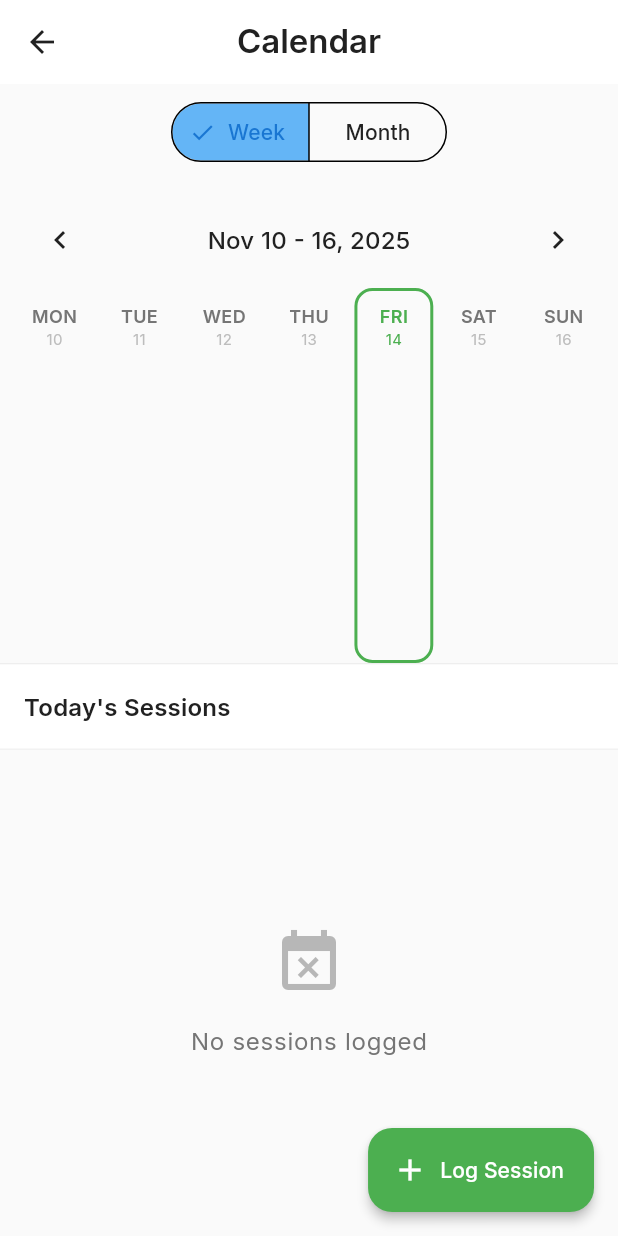
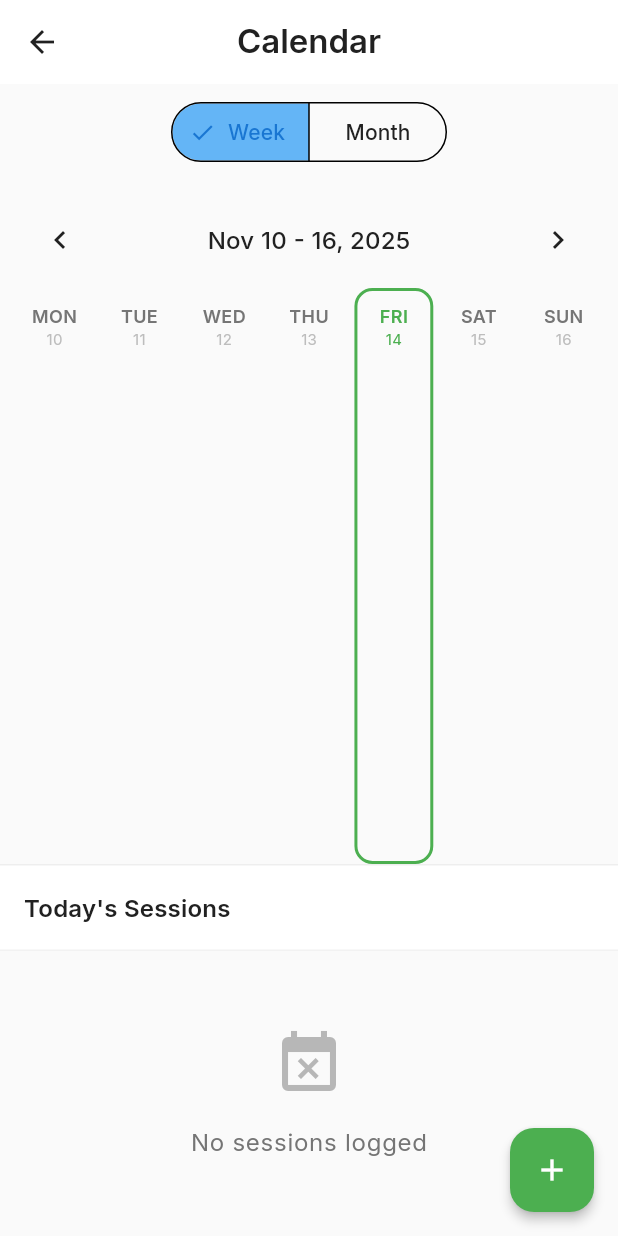
Before and after one commit to Stannlag/helix, a Flutter app: the CalendarScreen screen opened directly, on a phone screen of 412 x 824 dp. Run offline on Flutter 3.47's test engine with Material 3 defaults, Android fonts, the phone set to English and light mode, and no system bars; our stand-ins replace cloud_firestore, firebase_auth, firebase_core, fl_chart, flutter_riverpod, google_fonts and 1 more; accounts and stored records are empty.

Commit message:
Make calendar scrollable, responsive, and smaller FAB
- Made entire calendar view scrollable using CustomScrollView
- Calendar height is now responsive:
  - Large screens (>700px): uses 50% of available height
  - Small screens (phones): fixed 250px height
- Changed FAB from extended to regular (just + icon)
- Uses LayoutBuilder and MediaQuery for responsive sizing

```diff
--- a/helix-app/lib/features/calendar/screens/calendar_screen.dart
+++ b/helix-app/lib/features/calendar/screens/calendar_screen.dart
@@ -29,6 +29,8 @@ class _CalendarScreenState extends ConsumerState<CalendarScreen> {
   @override
   Widget build(BuildContext context) {
     final sessionsAsync = ref.watch(sessionsStreamProvider);
+    final screenHeight = MediaQuery.of(context).size.height;
+    final isLargeScreen = screenHeight > 700;
 
     return Scaffold(
       appBar: AppBar(
@@ -36,7 +38,18 @@ class _CalendarScreenState extends ConsumerState<CalendarScreen> {
         centerTitle: true,
       ),
       body: sessionsAsync.when(
-        data: (sessions) => Column(
+        data: (sessions) => LayoutBuilder(
+          builder: (context, constraints) {
+            // Calculate calendar height based on screen size
+            final calendarHeight = isLargeScreen
+                ? constraints.maxHeight * 0.5  // 50% on large screens
+                : 250.0;  // Fixed 250px on small screens
+
+            return CustomScrollView(
+              slivers: [
+                // Toggle and Calendar
+                SliverToBoxAdapter(
+                  child: Column(
                     children: [
                       // Toggle Week/Month
                       _buildViewToggle(),
@@ -44,16 +57,25 @@ class _CalendarScreenState extends ConsumerState<CalendarScreen> {
 
                       // Calendar (Week or Month)
                       _isWeekView
-                ? _buildWeekView(sessions)
+                          ? _buildWeekView(sessions, calendarHeight)
                           : _buildMonthView(sessions),
+                    ],
+                  ),
+                ),
 
-            const Divider(height: 1),
+                // Divider
+                const SliverToBoxAdapter(
+                  child: Divider(height: 1),
+                ),
 
                 // Selected Day Sessions
-            Expanded(
+                SliverFillRemaining(
+                  hasScrollBody: true,
                   child: _buildSelectedDaySessions(sessions),
                 ),
               ],
+            );
+          },
         ),
         loading: () => const Center(child: CircularProgressIndicator()),
         error: (error, stack) => Center(
@@ -72,10 +94,9 @@ class _CalendarScreenState extends ConsumerState<CalendarScreen> {
           ),
         ),
       ),
-      floatingActionButton: FloatingActionButton.extended(
+      floatingActionButton: FloatingActionButton(
         onPressed: () => _logSession(context),
-        icon: const Icon(Icons.add),
-        label: const Text('Log Session'),
+        child: const Icon(Icons.add),
       ),
     );
   }
@@ -96,7 +117,7 @@ class _CalendarScreenState extends ConsumerState<CalendarScreen> {
     );
   }
 
-  Widget _buildWeekView(List<SessionModel> sessions) {
+  Widget _buildWeekView(List<SessionModel> sessions, double height) {
     final weekStart = _getWeekStart(_focusedWeek);
     final weekDays = List.generate(7, (i) => weekStart.add(Duration(days: i)));
 
@@ -134,7 +155,7 @@ class _CalendarScreenState extends ConsumerState<CalendarScreen> {
 
         // Week columns
         SizedBox(
-          height: 250,
+          height: height,
           child: Padding(
             padding: const EdgeInsets.symmetric(horizontal: 8),
             child: Row(
```
Lines whose indentation alone changed are shown as unchanged.
